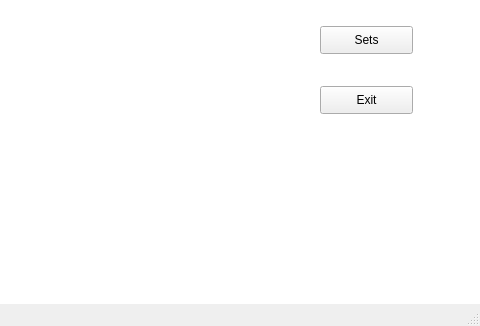
First picture: the form in Weiqi_Platform/Weiqi_Platform/mainwindow.ui, repository SE-Course-Group/Course_project, before the edit; both pictures show x 320 to 800 and y 274 to 600 of the 800 by 600 pixel window.
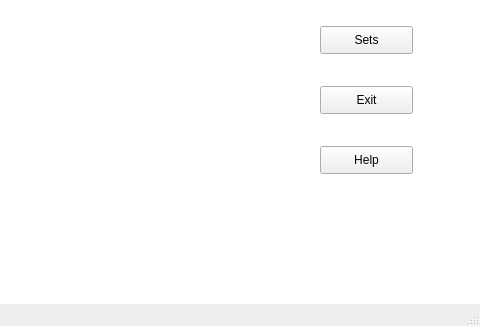
Second picture: the form after the edit. Icons and pictures are not drawn.

Commit message: add help and some figures

What changed in the file:
```diff
--- a/Weiqi_Platform/Weiqi_Platform/mainwindow.ui
+++ b/Weiqi_Platform/Weiqi_Platform/mainwindow.ui
@@ -66,6 +66,19 @@
      <string>Exit</string>
     </property>
    </widget>
+   <widget class="QPushButton" name="helpButton">
+    <property name="geometry">
+     <rect>
+      <x>640</x>
+      <y>420</y>
+      <width>93</width>
+      <height>28</height>
+     </rect>
+    </property>
+    <property name="text">
+     <string>Help</string>
+    </property>
+   </widget>
   </widget>
   <widget class="QMenuBar" name="menubar">
    <property name="geometry">
```
The commit also changes 14 other files.
